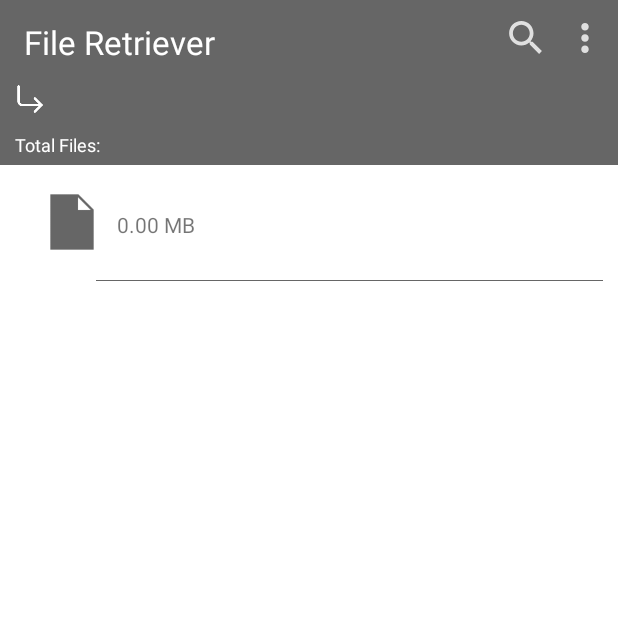
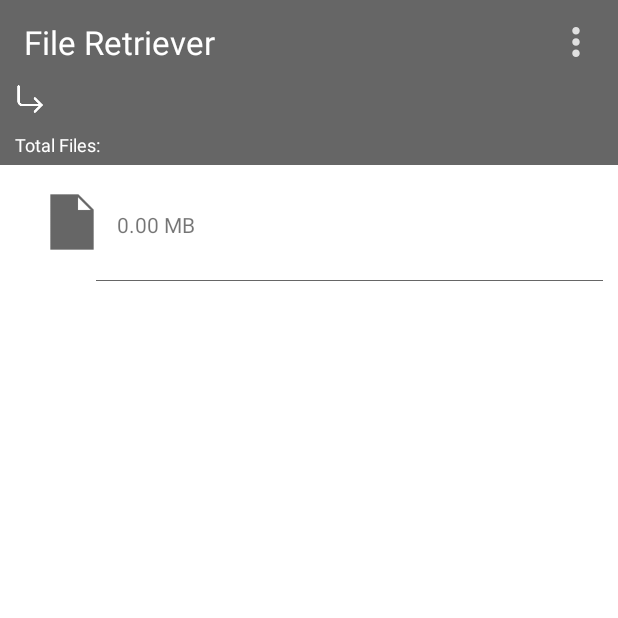
Before and after one commit to afifaniks/FileRetriever, an Android app: the FileBrowserActivity screen opened directly, with no data from a screen before it, after a tap on "OK", on a phone screen of 412 x 824 dp, the top half of it. Run offline under Robolectric (Android 15) with nearby library versions, the phone set to English and light mode, and no system bars; 2 statements that could not run were skipped.

Commit message:
Menu Added

```diff
--- a/app/src/main/java/me/afifaniks/fileretriever/FileBrowserActivity.java
+++ b/app/src/main/java/me/afifaniks/fileretriever/FileBrowserActivity.java
@@ -1,29 +1,26 @@
 package me.afifaniks.fileretriever;
 
+import androidx.annotation.NonNull;
 import androidx.annotation.RequiresApi;
 import androidx.appcompat.app.AlertDialog;
 import androidx.appcompat.app.AppCompatActivity;
-
 import android.content.DialogInterface;
 import android.content.Intent;
 import android.os.AsyncTask;
 import android.os.Build;
 import android.os.Bundle;
 import android.os.Handler;
+import android.view.Menu;
+import android.view.MenuItem;
 import android.view.View;
 import android.widget.AdapterView;
 import android.widget.ListView;
 import android.widget.TextView;
 import android.widget.Toast;
-
-import java.io.DataInputStream;
-import java.io.DataOutputStream;
-import java.io.IOException;
-import java.io.ObjectInputStream;
+import androidx.appcompat.widget.Toolbar;
 import java.net.Socket;
 import java.text.DecimalFormat;
 import java.util.ArrayList;
-import java.util.concurrent.ExecutionException;
 
 public class FileBrowserActivity extends AppCompatActivity {
 
@@ -31,6 +28,7 @@ public class FileBrowserActivity extends AppCompatActivity {
     private ListView listView;
     private TextView currentLocation;
     private TextView totalFiles;
+    private Toolbar toolbar;
     private static ListAdapter listAdapter;
     private static ArrayList<FileHandler> fileList = new ArrayList<>();
     private static DecimalFormat df = new DecimalFormat("0.00");
@@ -53,6 +51,8 @@ public class FileBrowserActivity extends AppCompatActivity {
         listView = findViewById(R.id.listFile);
         currentLocation = findViewById(R.id.txtLocation);
         totalFiles = findViewById(R.id.txtTotalFiles);
+        toolbar = findViewById(R.id.toolBar);
+        setSupportActionBar(toolbar);
 
         currentLocation.setText(path);
 
@@ -96,6 +96,37 @@ public class FileBrowserActivity extends AppCompatActivity {
         listView.setAdapter(listAdapter);
     }
 
+    @Override
+    public boolean onCreateOptionsMenu(Menu menu) {
+        getMenuInflater().inflate(R.menu.menu, menu);
+        return true;
+    }
+
+    @RequiresApi(api = Build.VERSION_CODES.JELLY_BEAN)
+    @Override
+    public boolean onOptionsItemSelected(@NonNull MenuItem item) {
+        int id = item.getItemId();
+
+        if (id == R.id.menuConnect) {
+
+        } else if (id == R.id.menuSettings) {
+
+        } else if (id == R.id.menuAbout) {
+
+        } else if (id == R.id.menuExitApp) {
+            new AlertDialog.Builder(FileBrowserActivity.this)
+                    .setTitle("Exit Application")
+                    .setMessage("Do you really want to exit?")
+                    .setIcon(R.drawable.download)
+                    .setPositiveButton(android.R.string.yes, new DialogInterface.OnClickListener() {
+                        public void onClick(DialogInterface dialog, int whichButton) {
+                            finishAffinity();
+                        }})
+                    .setNegativeButton(android.R.string.no, null).show();
+        }
+        return true;
+    }
+
     public void changeListItem(ArrayList<FileHandler> list) {
         fileList.clear();
         fileList.addAll(list);
@@ -126,7 +157,7 @@ public class FileBrowserActivity extends AppCompatActivity {
                 if (path.length() == 2)
                     path += "\\";
             }
-//            currentLocation.setText(path);
+
             new Browse(FileBrowserActivity.this, ip, port).execute(path);
 
         } else {
--- a/app/src/main/res/layout/activity_file_browser.xml
+++ b/app/src/main/res/layout/activity_file_browser.xml
@@ -10,8 +10,9 @@
 
     <androidx.appcompat.widget.Toolbar
         android:layout_width="match_parent"
-        android:background="@color/colorPrimary"
-        android:layout_height="wrap_content">
+        android:layout_height="wrap_content"
+        android:id="@+id/toolBar"
+        android:background="@color/colorPrimary">
 
         <LinearLayout
             android:layout_width="match_parent"
@@ -26,30 +27,30 @@
                 android:gravity="start"
                 android:textSize="22dp"/>
 
-           <LinearLayout
-               android:layout_width="match_parent"
-               android:layout_height="wrap_content"
-               android:gravity="right"
-               android:layout_marginRight="10dp">
+<!--           <LinearLayout-->
+<!--               android:layout_width="match_parent"-->
+<!--               android:layout_height="wrap_content"-->
+<!--               android:gravity="right"-->
+<!--               android:layout_marginRight="10dp">-->
 
-               <ImageButton
-                   android:layout_width="24dp"
-                   android:layout_height="24dp"
-                   android:background="?attr/selectableItemBackgroundBorderless"
-                   android:layout_gravity="end"
-                   android:id="@+id/btnSearch"
-                   android:layout_marginRight="15dp"
-                   android:src="@drawable/search"/>
+<!--               <ImageButton-->
+<!--                   android:layout_width="24dp"-->
+<!--                   android:layout_height="24dp"-->
+<!--                   android:background="?attr/selectableItemBackgroundBorderless"-->
+<!--                   android:layout_gravity="end"-->
+<!--                   android:id="@+id/btnSearch"-->
+<!--                   android:layout_marginRight="15dp"-->
+<!--                   android:src="@drawable/search"/>-->
 
-               <ImageButton
-                   android:layout_width="24dp"
-                   android:layout_height="24dp"
-                   android:id="@+id/btnMenu"
-                   android:background="?attr/selectableItemBackgroundBorderless"
-                   android:layout_gravity="end"
-                   android:src="@drawable/menu"/>
+<!--               <ImageButton-->
+<!--                   android:layout_width="24dp"-->
+<!--                   android:layout_height="24dp"-->
+<!--                   android:id="@+id/btnMenu"-->
+<!--                   android:background="?attr/selectableItemBackgroundBorderless"-->
+<!--                   android:layout_gravity="end"-->
+<!--                   android:src="@drawable/menu"/>-->
 
-           </LinearLayout>
+<!--           </LinearLayout>-->
 
 
         </LinearLayout>
--- /dev/null
+++ b/app/src/main/res/menu/menu.xml
@@ -0,0 +1,20 @@
+<?xml version="1.0" encoding="utf-8"?>
+<menu xmlns:android="http://schemas.android.com/apk/res/android">
+    <item
+        android:title="Connection"
+        android:id="@+id/menuConnect"/>
+
+    <item
+        android:title="Settings"
+        android:id="@+id/menuSettings"/>
+
+    <item
+        android:title="About"
+        android:id="@+id/menuAbout"/>
+
+    <item
+        android:title="Exit App"
+        android:id="@+id/menuExitApp"/>
+
+
+</menu>
--- a/app/src/main/res/values/styles.xml
+++ b/app/src/main/res/values/styles.xml
@@ -6,5 +6,12 @@
         <item name="colorPrimary">@color/colorPrimary</item>
         <item name="colorPrimaryDark">@color/colorPrimaryDark</item>
         <item name="colorAccent">@color/colorAccent</item>
+        <item name="android:actionOverflowButtonStyle">@style/MyActionButtonOverflow</item>
+    </style>
+
+    <!-- Style to replace actionbar overflow icon. set item 'android:actionOverflowButtonStyle' in AppTheme -->
+    <style name="MyActionButtonOverflow" parent="android:style/Widget.Holo.Light.ActionButton.Overflow">
+        <item name="android:src">@drawable/menu</item>
+        <item name="android:background">?android:attr/actionBarItemBackground</item>
     </style>
 </resources>
```
Also changed, not shown: 1 other file.
